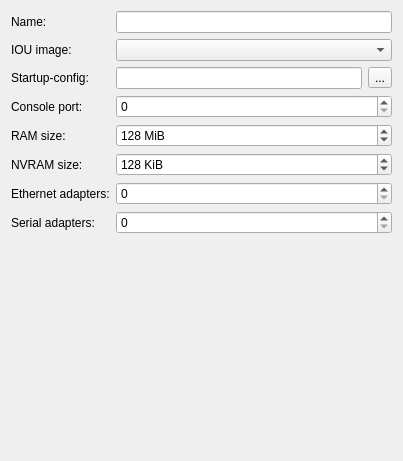
Qt form gns3/modules/iou/ui/iou_device_configuration_page.ui (GNS3/gns3-gui) before a commit.
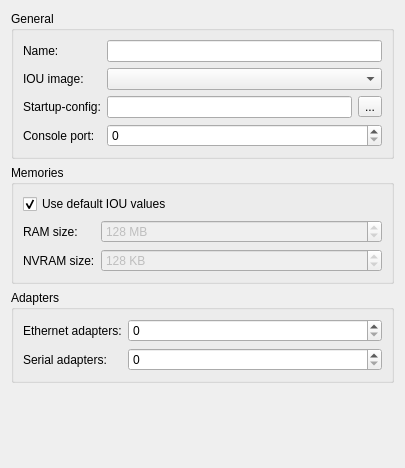
The same form after that commit.

Commit message: Option to use default IOU RAM & NVRAM values. Avoid to silently not display exceptions before the GUI has started.

The edit to the form file:
```diff
--- a/gns3/modules/iou/ui/iou_device_configuration_page.ui
+++ b/gns3/modules/iou/ui/iou_device_configuration_page.ui
@@ -6,13 +6,22 @@
    <rect>
     <x>0</x>
     <y>0</y>
-    <width>403</width>
-    <height>461</height>
+    <width>405</width>
+    <height>468</height>
    </rect>
   </property>
   <property name="windowTitle">
    <string>IOU device configuration</string>
   </property>
+  <layout class="QVBoxLayout" name="verticalLayout">
+   <item>
+    <widget class="QGroupBox" name="uiGeneralgroupBox">
+     <property name="styleSheet">
+      <string notr="true"/>
+     </property>
+     <property name="title">
+      <string>General</string>
+     </property>
   <layout class="QGridLayout" name="gridLayout">
    <item row="0" column="0">
     <widget class="QLabel" name="uiNameLabel">
@@ -72,15 +81,37 @@
      </property>
     </widget>
    </item>
-   <item row="4" column="0">
+     </layout>
+    </widget>
+   </item>
+   <item>
+    <widget class="QGroupBox" name="uiMemoriesGroupBox">
+     <property name="title">
+      <string>Memories</string>
+     </property>
+     <layout class="QGridLayout" name="gridLayout_2">
+      <item row="0" column="0" colspan="2">
+       <widget class="QCheckBox" name="uiDefaultValuesCheckBox">
+        <property name="text">
+         <string>Use default IOU values</string>
+        </property>
+        <property name="checked">
+         <bool>true</bool>
+        </property>
+       </widget>
+      </item>
+      <item row="1" column="0">
     <widget class="QLabel" name="uiRamLabel">
      <property name="text">
       <string>RAM size:</string>
      </property>
     </widget>
    </item>
-   <item row="4" column="1">
+      <item row="1" column="1">
     <widget class="QSpinBox" name="uiRamSpinBox">
+        <property name="enabled">
+         <bool>false</bool>
+        </property>
      <property name="sizePolicy">
       <sizepolicy hsizetype="Expanding" vsizetype="Fixed">
        <horstretch>0</horstretch>
@@ -88,7 +119,7 @@
       </sizepolicy>
      </property>
      <property name="suffix">
-      <string> MiB</string>
+         <string> MB</string>
      </property>
      <property name="maximum">
       <number>4096</number>
@@ -101,15 +132,18 @@
      </property>
     </widget>
    </item>
-   <item row="5" column="0">
+      <item row="2" column="0">
     <widget class="QLabel" name="uiNvramLabel">
      <property name="text">
       <string>NVRAM size:</string>
      </property>
     </widget>
    </item>
-   <item row="5" column="1">
+      <item row="2" column="1">
     <widget class="QSpinBox" name="uiNvramSpinBox">
+        <property name="enabled">
+         <bool>false</bool>
+        </property>
      <property name="sizePolicy">
       <sizepolicy hsizetype="Expanding" vsizetype="Fixed">
        <horstretch>0</horstretch>
@@ -117,7 +151,7 @@
       </sizepolicy>
      </property>
      <property name="suffix">
-      <string> KiB</string>
+         <string> KB</string>
      </property>
      <property name="maximum">
       <number>4096</number>
@@ -130,14 +164,23 @@
      </property>
     </widget>
    </item>
-   <item row="6" column="0">
+     </layout>
+    </widget>
+   </item>
+   <item>
+    <widget class="QGroupBox" name="groupBox">
+     <property name="title">
+      <string>Adapters</string>
+     </property>
+     <layout class="QGridLayout" name="gridLayout_3">
+      <item row="0" column="0">
     <widget class="QLabel" name="uiEthernetAdaptersLabel">
      <property name="text">
       <string>Ethernet adapters:</string>
      </property>
     </widget>
    </item>
-   <item row="6" column="1">
+      <item row="0" column="1">
     <widget class="QSpinBox" name="uiEthernetAdaptersSpinBox">
      <property name="sizePolicy">
       <sizepolicy hsizetype="Expanding" vsizetype="Fixed">
@@ -153,14 +196,14 @@
      </property>
     </widget>
    </item>
-   <item row="7" column="0">
+      <item row="1" column="0">
     <widget class="QLabel" name="uiSerialAdaptersLabel">
      <property name="text">
       <string>Serial adapters:</string>
      </property>
     </widget>
    </item>
-   <item row="7" column="1">
+      <item row="1" column="1">
     <widget class="QSpinBox" name="uiSerialAdaptersSpinBox">
      <property name="sizePolicy">
       <sizepolicy hsizetype="Expanding" vsizetype="Fixed">
@@ -176,7 +219,10 @@
      </property>
     </widget>
    </item>
-   <item row="8" column="1">
+     </layout>
+    </widget>
+   </item>
+   <item>
     <spacer name="spacer">
      <property name="orientation">
       <enum>Qt::Vertical</enum>
```
Lines whose indentation alone changed are shown as unchanged. The commit also changes 11 other files.
